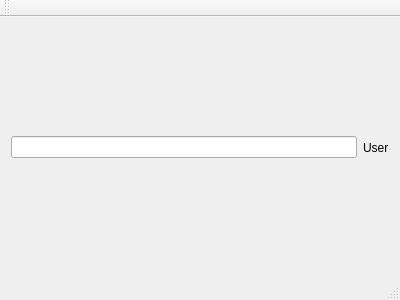
Qt form mainwindow.ui (kauchqui/QT_VT) before a commit.
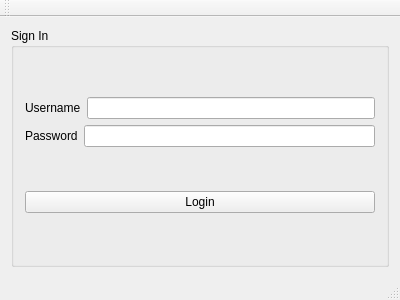
The same form after that commit.

```diff
--- a/mainwindow.ui
+++ b/mainwindow.ui
@@ -14,19 +14,53 @@
    <string>MainWindow</string>
   </property>
   <widget class="QWidget" name="centralWidget">
-   <layout class="QHBoxLayout" name="horizontalLayout_2">
+   <layout class="QHBoxLayout" name="horizontalLayout_4">
     <item>
-     <layout class="QHBoxLayout" name="horizontalLayout">
-      <item>
-       <widget class="QLineEdit" name="lineEdit"/>
-      </item>
-     </layout>
-    </item>
-    <item>
-     <widget class="QLabel" name="label">
-      <property name="text">
-       <string>User</string>
+     <widget class="QGroupBox" name="groupBox">
+      <property name="title">
+       <string>Sign In</string>
       </property>
+      <layout class="QVBoxLayout" name="verticalLayout_2">
+       <item>
+        <layout class="QVBoxLayout" name="verticalLayout">
+         <item>
+          <layout class="QHBoxLayout" name="horizontalLayout">
+           <item>
+            <widget class="QLabel" name="label">
+             <property name="text">
+              <string>Username</string>
+             </property>
+            </widget>
+           </item>
+           <item>
+            <widget class="QLineEdit" name="lineEdit_userName"/>
+           </item>
+          </layout>
+         </item>
+         <item>
+          <layout class="QHBoxLayout" name="horizontalLayout_2">
+           <item>
+            <widget class="QLabel" name="label_2">
+             <property name="text">
+              <string>Password</string>
+             </property>
+            </widget>
+           </item>
+           <item>
+            <widget class="QLineEdit" name="lineEdit_password"/>
+           </item>
+          </layout>
+         </item>
+        </layout>
+       </item>
+       <item>
+        <widget class="QPushButton" name="pushButton_login">
+         <property name="text">
+          <string>Login</string>
+         </property>
+        </widget>
+       </item>
+      </layout>
      </widget>
     </item>
    </layout>
```
Left out of the diff: 2 changed lines with no effect on the pictures.
